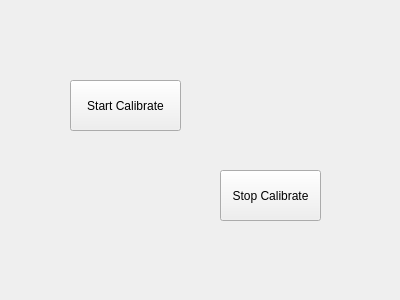
Before: the Qt Designer form gui/calibratorWidget.ui in VladimirGl/hand, drawn with Qt 5.
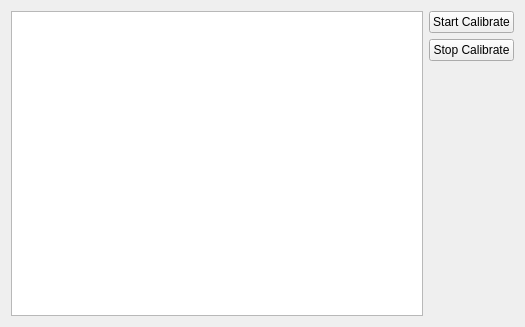
After: the same form once the commit is applied.

Commit message: changed view of calibrator widget

Patch:
```diff
--- a/gui/calibratorWidget.ui
+++ b/gui/calibratorWidget.ui
@@ -6,39 +6,49 @@
    <rect>
     <x>0</x>
     <y>0</y>
-    <width>400</width>
-    <height>300</height>
+    <width>525</width>
+    <height>327</height>
    </rect>
   </property>
   <property name="windowTitle">
    <string>CalibratorWidget</string>
   </property>
+  <layout class="QHBoxLayout" name="horizontalLayout">
+   <item>
+    <widget class="QGraphicsView" name="graphicsView"/>
+   </item>
+   <item>
+    <layout class="QVBoxLayout" name="verticalLayout">
+     <item>
   <widget class="QPushButton" name="startCalibrateButton">
-   <property name="geometry">
-    <rect>
-     <x>70</x>
-     <y>80</y>
-     <width>111</width>
-     <height>51</height>
-    </rect>
-   </property>
    <property name="text">
     <string>Start Calibrate</string>
    </property>
   </widget>
+     </item>
+     <item>
   <widget class="QPushButton" name="stopCalibrateButton">
-   <property name="geometry">
-    <rect>
-     <x>220</x>
-     <y>170</y>
-     <width>101</width>
-     <height>51</height>
-    </rect>
-   </property>
    <property name="text">
     <string>Stop Calibrate</string>
    </property>
   </widget>
+     </item>
+     <item>
+      <spacer name="verticalSpacer">
+       <property name="orientation">
+        <enum>Qt::Vertical</enum>
+       </property>
+       <property name="sizeHint" stdset="0">
+        <size>
+         <width>20</width>
+         <height>40</height>
+        </size>
+       </property>
+      </spacer>
+     </item>
+    </layout>
+   </item>
+  </layout>
  </widget>
  <layoutdefault spacing="6" margin="11"/>
  <resources/>
```
Lines whose indentation alone changed are shown as unchanged. The commit also changes 16 other files.
